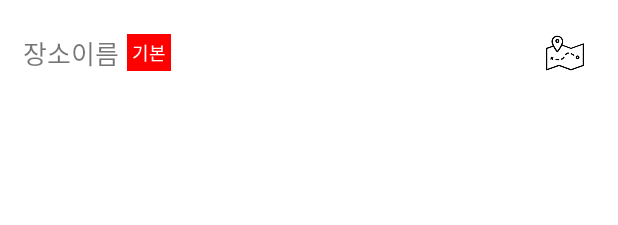
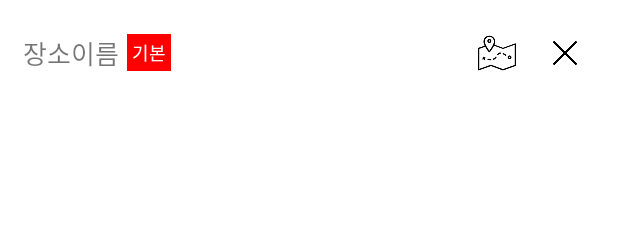
Before and after one commit to hr955/FinalProject, an Android app: the layout item_my_place_list.xml on its own in the app's theme, with its tools: preview values and no code run, on a phone screen of 412 x 824 dp. Shown: the top 225 px of the screen. Run offline under Robolectric (Android 15) with nearby library versions, the phone set to English and light mode, and no system bars; network calls fail.

Commit message:
feat #9 출발지 삭제 기능

```diff
--- a/app/src/main/java/com/example/finalproject/services/MyJobService.kt
+++ b/app/src/main/java/com/example/finalproject/services/MyJobService.kt
@@ -98,7 +98,6 @@ class MyJobService : JobService() {
     }
 
     fun setAlarmByMillisecond(timeInMillis: Long) {
-        Log.d("테스트", "테스트")
         val alarmManager = getSystemService(ALARM_SERVICE) as AlarmManager
         val myIntent = Intent(this, AlarmReceiver::class.java)
         val pendingIntent = PendingIntent.getBroadcast(
--- a/app/src/main/java/com/example/finalproject/web/ServerAPIService.kt
+++ b/app/src/main/java/com/example/finalproject/web/ServerAPIService.kt
@@ -153,4 +153,10 @@ interface ServerAPIService {
         @Query("appointment_id") appointmentId: Int
     ): Call<BasicResponse>
 
+    // 약속 삭제 API
+    @DELETE("/user/place")
+    fun deleteRequestMyPlace(
+        @Query("place_id") placeId: Int
+    ): Call<BasicResponse>
+
 }
--- a/app/src/main/res/layout/item_my_place_list.xml
+++ b/app/src/main/res/layout/item_my_place_list.xml
@@ -1,5 +1,6 @@
 <?xml version="1.0" encoding="utf-8"?>
 <layout>
+
     <LinearLayout xmlns:android="http://schemas.android.com/apk/res/android"
         android:layout_width="match_parent"
         android:layout_height="wrap_content"
@@ -35,8 +36,16 @@
             android:id="@+id/iv_my_place_map"
             android:layout_width="40dp"
             android:layout_height="40dp"
+            android:layout_marginEnd="5dp"
             android:padding="7dp"
             android:src="@drawable/ic_map" />
 
+        <ImageView
+            android:id="@+id/btn_delete_my_place"
+            android:layout_width="40dp"
+            android:layout_height="40dp"
+            android:padding="7dp"
+            android:src="@drawable/ic_x" />
+
     </LinearLayout>
 </layout>
```
Also changed, not shown: app/src/main/java/com/example/finalproject/adapters/MyPlaceListAdapter.kt (+40 -2 lines), app/src/main/res/drawable/ic_profile.png (deleted).
